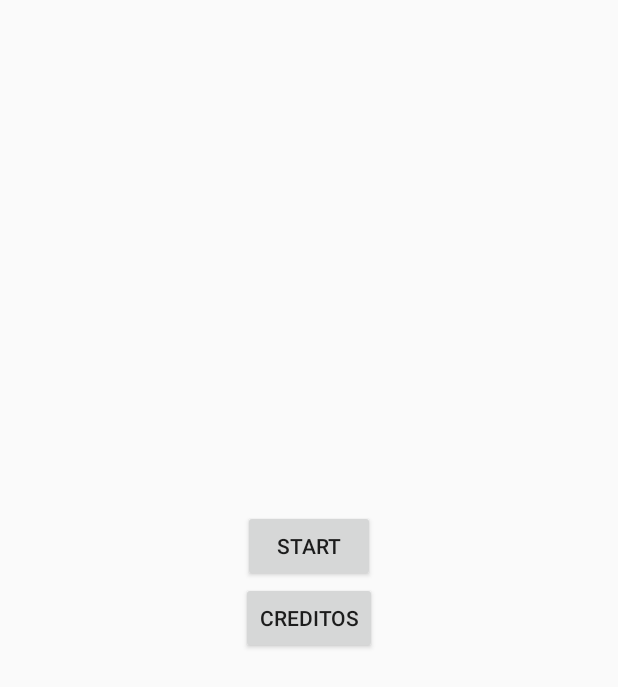
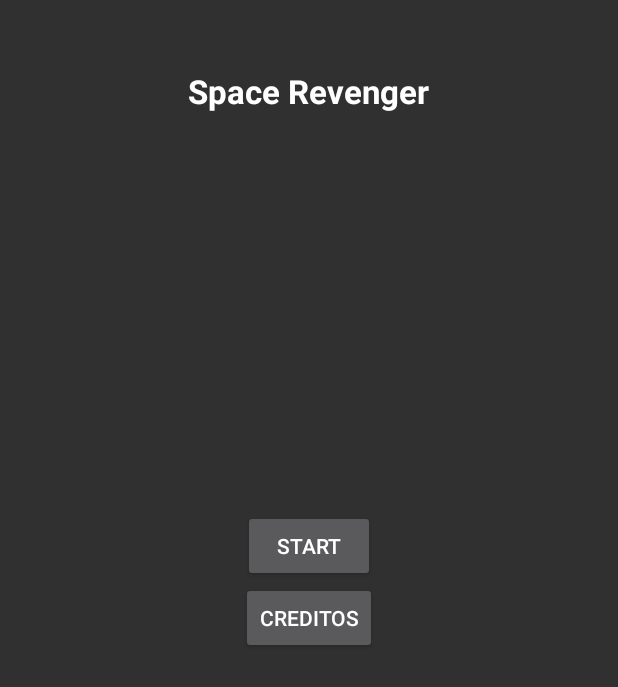
Before and after one commit to julio96najera/asteroides-1, an Android app: the screen it shows after launch (MainActivity), on a phone screen of 412 x 824 dp. Shown: the top 687 px of the screen. Run offline under Robolectric (Android 15) with nearby library versions, the phone set to English and light mode, and no system bars.

Commit message:
Colocando título do jogo no menu.

```diff
--- a/app/src/main/res/layout/activity_main.xml
+++ b/app/src/main/res/layout/activity_main.xml
@@ -24,4 +24,15 @@
         android:layout_centerVertical="true"
         android:layout_centerHorizontal="true" />
 
+    <TextView
+        android:layout_width="wrap_content"
+        android:layout_height="wrap_content"
+        android:textAppearance="?android:attr/textAppearanceLarge"
+        android:text="@string/app_name"
+        android:id="@+id/textView"
+        android:textStyle="bold"
+        android:layout_alignParentTop="true"
+        android:layout_centerHorizontal="true"
+        android:layout_marginTop="30dp" />
+
 </RelativeLayout>
--- a/app/src/main/res/values-v21/styles.xml
+++ b/app/src/main/res/values-v21/styles.xml
@@ -1,7 +1,7 @@
 <?xml version="1.0" encoding="utf-8"?>
 <resources>
 
-    <style name="AppTheme" parent="android:Theme.Material.Light.DarkActionBar">
+    <style name="AppTheme" parent="android:Theme.Material">
         <!-- theme customizations -->
     </style>
 
--- a/app/src/main/res/values/styles.xml
+++ b/app/src/main/res/values/styles.xml
@@ -1,7 +1,7 @@
 <resources>
 
     <!-- Base application theme. -->
-    <style name="AppTheme" parent="Theme.AppCompat.Light.DarkActionBar">
+    <style name="AppTheme" parent="Theme.AppCompat">
         <!-- Customize your theme here. -->
     </style>
 
```
